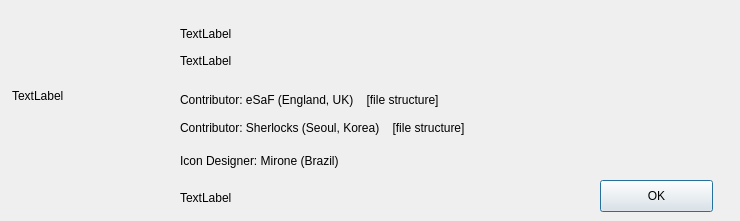
Before: the Qt Designer form aboutdialog.ui in ic005k/OCAuxiliaryTools, drawn with Qt 5.
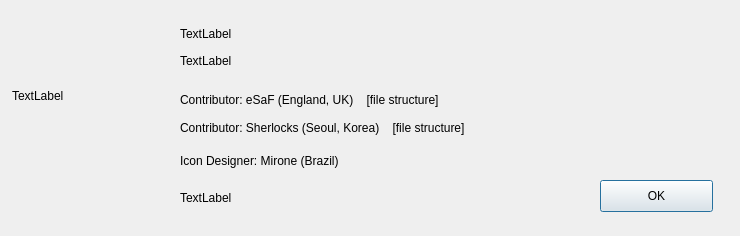
After: the same form once the commit is applied.

The edit to the form file:
```diff
--- a/aboutdialog.ui
+++ b/aboutdialog.ui
@@ -7,7 +7,7 @@
     <x>0</x>
     <y>0</y>
     <width>740</width>
-    <height>221</height>
+    <height>236</height>
    </rect>
   </property>
   <property name="windowTitle">
```
